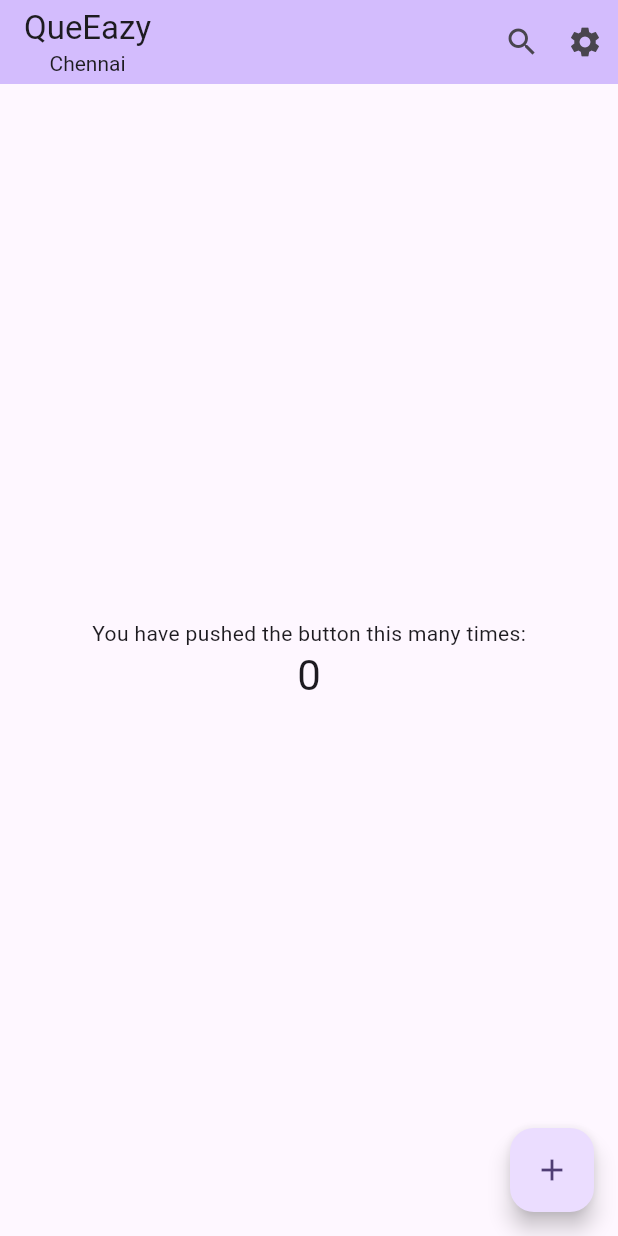
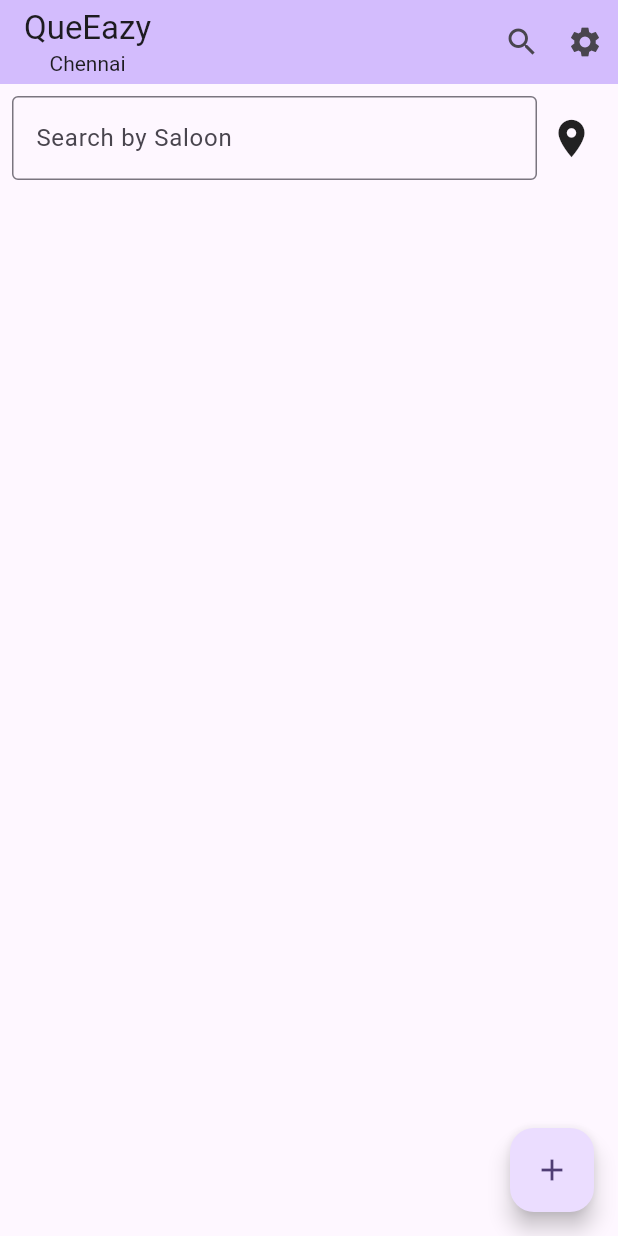
Before and after one commit to Manoj-Karthick/Pulse-Timer, a Flutter app: the screen it shows after launch, on a phone screen of 412 x 824 dp. Run offline on Flutter 3.47's test engine with Material 3 defaults, Android fonts, the phone set to English and light mode, and no system bars.

Commit message:
Removed default body in application

```diff
--- a/analysis_options.yaml
+++ b/analysis_options.yaml
@@ -1,28 +1,28 @@
-# This file configures the analyzer, which statically analyzes Dart code to
-# check for errors, warnings, and lints.
-#
-# The issues identified by the analyzer are surfaced in the UI of Dart-enabled
-# IDEs (https://dart.dev/tools#ides-and-editors). The analyzer can also be
-# invoked from the command line by running `flutter analyze`.
+# # This file configures the analyzer, which statically analyzes Dart code to
+# # check for errors, warnings, and lints.
+# #
+# # The issues identified by the analyzer are surfaced in the UI of Dart-enabled
+# # IDEs (https://dart.dev/tools#ides-and-editors). The analyzer can also be
+# # invoked from the command line by running `flutter analyze`.
 
-# The following line activates a set of recommended lints for Flutter apps,
-# packages, and plugins designed to encourage good coding practices.
-include: package:flutter_lints/flutter.yaml
+# # The following line activates a set of recommended lints for Flutter apps,
+# # packages, and plugins designed to encourage good coding practices.
+# include: package:flutter_lints/flutter.yaml
 
-linter:
-  # The lint rules applied to this project can be customized in the
-  # section below to disable rules from the `package:flutter_lints/flutter.yaml`
-  # included above or to enable additional rules. A list of all available lints
-  # and their documentation is published at https://dart.dev/lints.
-  #
-  # Instead of disabling a lint rule for the entire project in the
-  # section below, it can also be suppressed for a single line of code
-  # or a specific dart file by using the `// ignore: name_of_lint` and
-  # `// ignore_for_file: name_of_lint` syntax on the line or in the file
-  # producing the lint.
-  rules:
-    # avoid_print: false  # Uncomment to disable the `avoid_print` rule
-    # prefer_single_quotes: true  # Uncomment to enable the `prefer_single_quotes` rule
+# linter:
+#   # The lint rules applied to this project can be customized in the
+#   # section below to disable rules from the `package:flutter_lints/flutter.yaml`
+#   # included above or to enable additional rules. A list of all available lints
+#   # and their documentation is published at https://dart.dev/lints.
+#   #
+#   # Instead of disabling a lint rule for the entire project in the
+#   # section below, it can also be suppressed for a single line of code
+#   # or a specific dart file by using the `// ignore: name_of_lint` and
+#   # `// ignore_for_file: name_of_lint` syntax on the line or in the file
+#   # producing the lint.
+#   rules:
+#     # avoid_print: false  # Uncomment to disable the `avoid_print` rule
+#     # prefer_single_quotes: true  # Uncomment to enable the `prefer_single_quotes` rule
 
-# Additional information about this file can be found at
-# https://dart.dev/guides/language/analysis-options
+# # Additional information about this file can be found at
+# # https://dart.dev/guides/language/analysis-options
--- a/lib/main.dart
+++ b/lib/main.dart
@@ -32,12 +32,8 @@
 }
 
 class _MyHomePageState extends State<MyHomePage> {
-  int _counter = 0;
-
   void _incrementCounter() {
-    setState(() {
-      _counter++;
-    });
+    setState(() {});
   }
 
   @override
@@ -69,33 +65,31 @@
               )),
         ],
       ),
-      body: Center(
-        child: Column(
-          // Column is also a layout widget. It takes a list of children and
-          // arranges them vertically. By default, it sizes itself to fit its
-          // children horizontally, and tries to be as tall as its parent.
-          //
-          // Column has various properties to control how it sizes itself and
-          // how it positions its children. Here we use mainAxisAlignment to
-          // center the children vertically; the main axis here is the vertical
-          // axis because Columns are vertical (the cross axis would be
-          // horizontal).
-          //
-          // TRY THIS: Invoke "debug painting" (choose the "Toggle Debug Paint"
-          // action in the IDE, or press "p" in the console), to see the
-          // wireframe for each widget.
-          mainAxisAlignment: MainAxisAlignment.center,
-          children: <Widget>[
-            const Text(
-              'You have pushed the button this many times:',
-            ),
-            Text(
-              '$_counter',
-              style: Theme.of(context).textTheme.headlineMedium,
-            ),
-          ],
+      body: Column(children: [
+        Container(
+          margin: EdgeInsets.all(8),
+          child: Row(
+            children: [
+              Expanded(
+                  child: TextField(
+                decoration: InputDecoration(
+                    border: OutlineInputBorder(),
+                    labelText: 'Search by Saloon'),
+              )),
+              Container(
+                margin: EdgeInsets.all(8),
+                child: Icon(
+                  Icons.location_on,
+                  size: 30,
+                ),
+              )
+            ],
+          ),
         ),
-      ),
+        Row(
+          children: [],
+        )
+      ]),
       floatingActionButton: FloatingActionButton(
         onPressed: _incrementCounter,
         tooltip: 'Increment',
```
Also changed, not shown: 1 other file.
